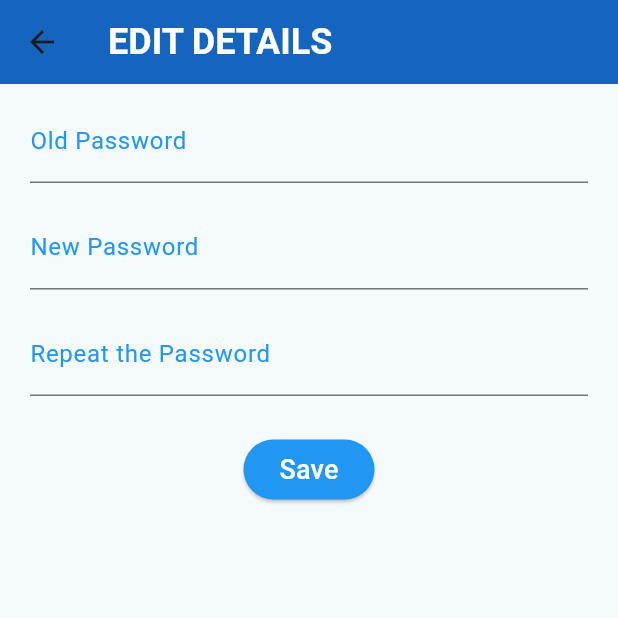
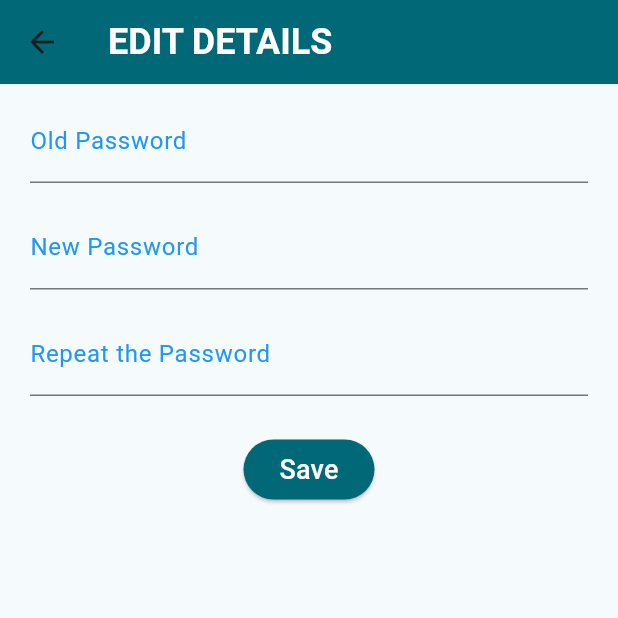
Before and after one commit to Burakalpyel/medrecs, a Flutter app: the ChangePassword screen opened directly with empty values, on a phone screen of 412 x 824 dp, the top half of it. Run offline on Flutter 3.47's test engine with Material 2 defaults, Android fonts, the phone set to English and light mode, and no system bars; our stand-ins replace cloud_firestore, dio, firebase_core, google_nav_bar; missing offline and left inert: nfc_manager; accounts and stored records are empty.

Commit message:
Change Theme

```diff
--- a/lib/views/userView/change_password.dart
+++ b/lib/views/userView/change_password.dart
@@ -24,16 +24,17 @@ class _ChangePasswordState extends State<ChangePassword> {
   @override
   Widget build(BuildContext context) {
     var userData = Provider.of<UserData>(context);
+    ThemeData theme = Theme.of(context);
     return Scaffold(
       appBar: AppBar(
-        title: const Text(
+        title: Text(
           "EDIT DETAILS",
           style: TextStyle(
-            color: Colors.white,
+            color: theme.colorScheme.onPrimary,
             fontSize: 24,
             fontWeight: FontWeight.bold)
         ),
-        backgroundColor: Colors.blue[800],
+        backgroundColor: theme.colorScheme.primary,
       ),
       body: SingleChildScrollView(
         child: Container(
@@ -76,8 +77,8 @@ class _ChangePasswordState extends State<ChangePassword> {
                   }
                 },
                 style: ElevatedButton.styleFrom(
-                  foregroundColor: Colors.white,
-                  backgroundColor: Colors.blue,
+                  foregroundColor: theme.colorScheme.onPrimary,
+                  backgroundColor: theme.colorScheme.primary,
                   shape: RoundedRectangleBorder(
                     borderRadius: BorderRadius.circular(30.0),
                   ),
```
